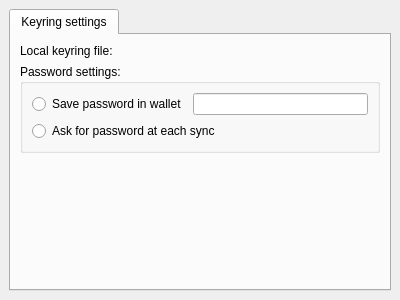
Before: the Qt Designer form kpilot/conduits/keyringconduit/keyringwidget.ui in chusopr/kdepim-ktimetracker-akonadi, drawn with Qt 5.
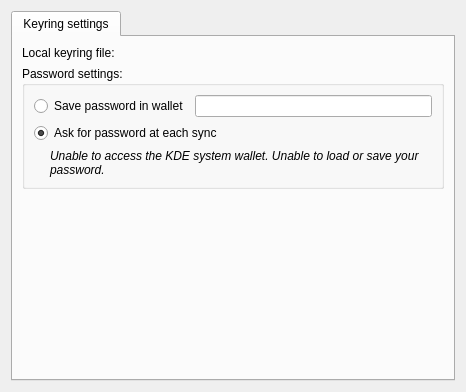
After: the same form once the commit is applied. Custom widgets are drawn as their Qt base class.

Commit message: - bullet-proofed things a bit and make sure we have a valid reference to the   wallet before we try to use it.  also, holding a class-level private   reference to the wallet, if we could get it which means that we don't   need to try to get a pointer to it at load and save - added a section to the setup widget to inform the user if we can't use   the wallet system - changed it to use fWidget's window id instead of the QApplication::currentWindow()   call, which has the side effect of not prompting the user for the   password every time now

```diff
--- a/kpilot/conduits/keyringconduit/keyringwidget.ui
+++ b/kpilot/conduits/keyringconduit/keyringwidget.ui
@@ -5,22 +5,22 @@
    <rect>
     <x>0</x>
     <y>0</y>
-    <width>400</width>
-    <height>300</height>
+    <width>466</width>
+    <height>392</height>
    </rect>
   </property>
   <property name="windowTitle" >
    <string>Form</string>
   </property>
-  <layout class="QGridLayout" >
-   <property name="margin" >
-    <number>9</number>
-   </property>
-   <property name="spacing" >
-    <number>6</number>
-   </property>
-   <item row="0" column="0" >
+  <layout class="QVBoxLayout" >
+   <item>
     <widget class="QTabWidget" name="tabWidget" >
+     <property name="sizePolicy" >
+      <sizepolicy vsizetype="Expanding" hsizetype="Expanding" >
+       <horstretch>0</horstretch>
+       <verstretch>0</verstretch>
+      </sizepolicy>
+     </property>
      <property name="currentIndex" >
       <number>0</number>
      </property>
@@ -29,24 +29,47 @@
        <string>Keyring settings</string>
       </attribute>
       <layout class="QGridLayout" >
-       <property name="margin" >
-        <number>9</number>
-       </property>
-       <property name="spacing" >
-        <number>6</number>
-       </property>
+       <item row="0" column="0" >
+        <widget class="QLabel" name="label" >
+         <property name="sizePolicy" >
+          <sizepolicy vsizetype="Preferred" hsizetype="Preferred" >
+           <horstretch>0</horstretch>
+           <verstretch>0</verstretch>
+          </sizepolicy>
+         </property>
+         <property name="text" >
+          <string>Local keyring file:</string>
+         </property>
+        </widget>
+       </item>
+       <item row="0" column="1" >
+        <widget class="KUrlRequester" name="fLocalDatabaseUrl" >
+         <property name="toolTip" >
+          <string>&lt;html>&lt;head>&lt;meta name="qrichtext" content="1" />&lt;style type="text/css">
+p, li { white-space: pre-wrap; }
+&lt;/style>&lt;/head>&lt;body style=" font-family:'Sans Serif'; font-size:9pt; font-weight:400; font-style:normal; text-decoration:none;">
+&lt;p style=" margin-top:0px; margin-bottom:0px; margin-left:0px; margin-right:0px; -qt-block-indent:0; text-indent:0px;">Select the file that you want to sync your PDA's keyring items with.&lt;/p>&lt;/body>&lt;/html></string>
+         </property>
+         <property name="whatsThis" >
+          <string>&lt;html>&lt;head>&lt;meta name="qrichtext" content="1" />&lt;style type="text/css">
+p, li { white-space: pre-wrap; }
+&lt;/style>&lt;/head>&lt;body style=" font-family:'Sans Serif'; font-size:9pt; font-weight:400; font-style:normal; text-decoration:none;">
+&lt;p style=" margin-top:0px; margin-bottom:0px; margin-left:0px; margin-right:0px; -qt-block-indent:0; text-indent:0px;">Select the keyring file on the pc which you wish to sync with the keyring dabase on the handheld.&lt;/p>&lt;/body>&lt;/html></string>
+         </property>
+        </widget>
+       </item>
        <item row="1" column="0" colspan="2" >
         <widget class="QGroupBox" name="groupBox" >
+         <property name="sizePolicy" >
+          <sizepolicy vsizetype="Preferred" hsizetype="MinimumExpanding" >
+           <horstretch>0</horstretch>
+           <verstretch>0</verstretch>
+          </sizepolicy>
+         </property>
          <property name="title" >
           <string>Password settings:</string>
          </property>
          <layout class="QGridLayout" >
-          <property name="margin" >
-           <number>9</number>
-          </property>
-          <property name="spacing" >
-           <number>6</number>
-          </property>
           <item row="0" column="0" >
            <layout class="QHBoxLayout" >
             <property name="margin" >
@@ -76,55 +99,52 @@
             <property name="text" >
              <string>Ask for password at each sync</string>
             </property>
+            <property name="checked" >
+             <bool>true</bool>
+            </property>
+           </widget>
+          </item>
+          <item row="2" column="0" >
+           <widget class="QLabel" name="fLabelWallet" >
+            <property name="enabled" >
+             <bool>true</bool>
+            </property>
+            <property name="font" >
+             <font>
+              <pointsize>9</pointsize>
+              <italic>true</italic>
+             </font>
+            </property>
+            <property name="text" >
+             <string>Unable to access the KDE system wallet. Unable to load or save your password.</string>
+            </property>
+            <property name="scaledContents" >
+             <bool>false</bool>
+            </property>
+            <property name="wordWrap" >
+             <bool>true</bool>
+            </property>
+            <property name="indent" >
+             <number>16</number>
+            </property>
            </widget>
           </item>
          </layout>
         </widget>
        </item>
-       <item row="2" column="1" >
+       <item row="2" column="0" colspan="2" >
         <spacer>
          <property name="orientation" >
           <enum>Qt::Vertical</enum>
          </property>
          <property name="sizeHint" >
           <size>
-           <width>21</width>
-           <height>91</height>
+           <width>327</width>
+           <height>51</height>
           </size>
          </property>
         </spacer>
        </item>
-       <item row="0" column="0" >
-        <widget class="QLabel" name="label" >
-         <property name="sizePolicy" >
-          <sizepolicy>
-           <hsizetype>5</hsizetype>
-           <vsizetype>5</vsizetype>
-           <horstretch>0</horstretch>
-           <verstretch>0</verstretch>
-          </sizepolicy>
-         </property>
-         <property name="text" >
-          <string>Local keyring file:</string>
-         </property>
-        </widget>
-       </item>
-       <item row="0" column="1" >
-        <widget class="KUrlRequester" native="1" name="fLocalDatabaseUrl" >
-         <property name="toolTip" >
-          <string>&lt;html>&lt;head>&lt;meta name="qrichtext" content="1" />&lt;style type="text/css">
-p, li { white-space: pre-wrap; }
-&lt;/style>&lt;/head>&lt;body style=" font-family:'Sans Serif'; font-size:9pt; font-weight:400; font-style:normal; text-decoration:none;">
-&lt;p style=" margin-top:0px; margin-bottom:0px; margin-left:0px; margin-right:0px; -qt-block-indent:0; text-indent:0px;">Select the file that you want to sync your PDA's keyring items with.&lt;/p>&lt;/body>&lt;/html></string>
-         </property>
-         <property name="whatsThis" >
-          <string>&lt;html>&lt;head>&lt;meta name="qrichtext" content="1" />&lt;style type="text/css">
-p, li { white-space: pre-wrap; }
-&lt;/style>&lt;/head>&lt;body style=" font-family:'Sans Serif'; font-size:9pt; font-weight:400; font-style:normal; text-decoration:none;">
-&lt;p style=" margin-top:0px; margin-bottom:0px; margin-left:0px; margin-right:0px; -qt-block-indent:0; text-indent:0px;">Select the keyring file on the pc which you wish to sync with the keyring dabase on the handheld.&lt;/p>&lt;/body>&lt;/html></string>
-         </property>
-        </widget>
-       </item>
       </layout>
      </widget>
     </widget>
@@ -134,7 +154,7 @@
  <customwidgets>
   <customwidget>
    <class>KUrlRequester</class>
-   <extends>QWidget</extends>
+   <extends>QFrame</extends>
    <header>kurlrequester.h</header>
    <container>1</container>
   </customwidget>
```
Left out of the diff: 15 changed lines with no effect on the pictures. The commit also changes 2 other files.
